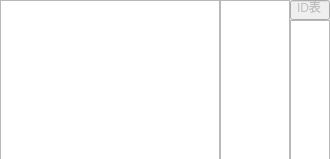
Above: monitordialog.ui from 519822108/TKBM200V3 before the change. Below: the same form after it.
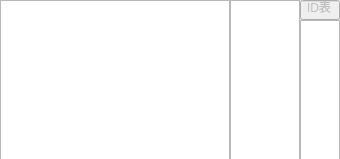
That is the form after the change.

The edit to the form file:
```diff
--- a/monitordialog.ui
+++ b/monitordialog.ui
@@ -6,7 +6,7 @@
    <rect>
     <x>0</x>
     <y>0</y>
-    <width>330</width>
+    <width>340</width>
     <height>159</height>
    </rect>
   </property>
@@ -16,12 +16,18 @@
   <widget class="QListWidget" name="lw_fid">
    <property name="geometry">
     <rect>
-     <x>220</x>
+     <x>230</x>
      <y>0</y>
      <width>70</width>
      <height>160</height>
     </rect>
    </property>
+   <property name="verticalScrollBarPolicy">
+    <enum>Qt::ScrollBarAlwaysOff</enum>
+   </property>
+   <property name="horizontalScrollBarPolicy">
+    <enum>Qt::ScrollBarAlwaysOff</enum>
+   </property>
    <item>
     <property name="text">
      <string/>
@@ -34,7 +40,7 @@
    </property>
    <property name="geometry">
     <rect>
-     <x>290</x>
+     <x>300</x>
      <y>0</y>
      <width>40</width>
      <height>20</height>
@@ -50,7 +56,7 @@
   <widget class="QTextBrowser" name="tbr_id">
    <property name="geometry">
     <rect>
-     <x>290</x>
+     <x>300</x>
      <y>20</y>
      <width>40</width>
      <height>140</height>
@@ -62,13 +68,16 @@
     <rect>
      <x>0</x>
      <y>0</y>
-     <width>220</width>
+     <width>230</width>
      <height>160</height>
     </rect>
    </property>
    <property name="verticalScrollBarPolicy">
     <enum>Qt::ScrollBarAlwaysOff</enum>
    </property>
+   <property name="horizontalScrollBarPolicy">
+    <enum>Qt::ScrollBarAlwaysOff</enum>
+   </property>
   </widget>
  </widget>
  <resources/>
```
